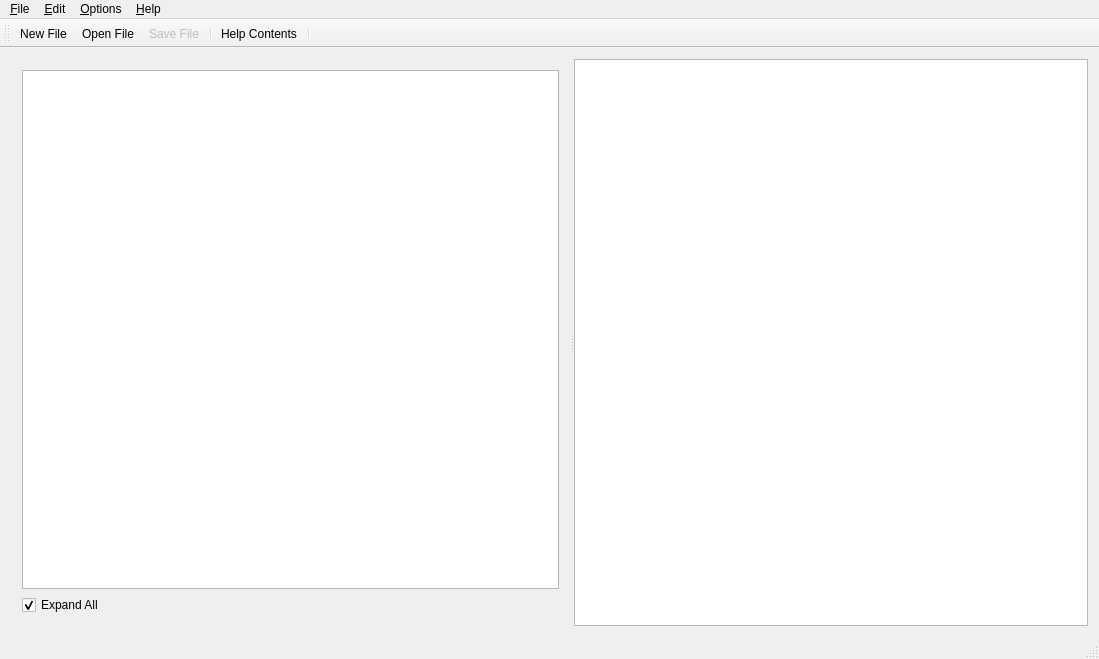
Before: the Qt Designer form mainwindow.ui in goblincoding/xmlmill, drawn with Qt 5.
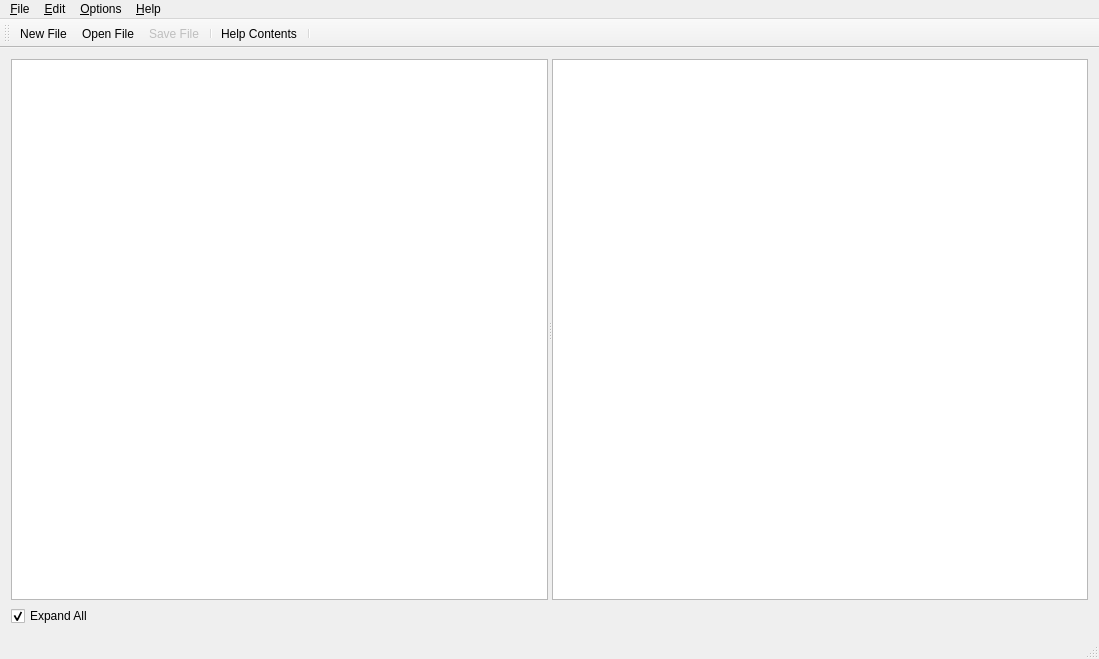
After: the same form once the commit is applied. Icons and pictures are not drawn. Custom widgets are drawn as their Qt base class.

What changed in the file:
```diff
--- a/mainwindow.ui
+++ b/mainwindow.ui
@@ -21,20 +21,35 @@
    <string notr="true"/>
   </property>
   <widget class="QWidget" name="centralWidget">
-   <layout class="QHBoxLayout" name="horizontalLayout_2">
-    <item>
-     <widget class="QSplitter" name="splitter">
-      <property name="orientation">
-       <enum>Qt::Horizontal</enum>
-      </property>
-      <widget class="QWidget" name="layoutWidget">
        <layout class="QVBoxLayout" name="verticalLayout">
         <item>
+     <widget class="QSplitter" name="splitter">
+      <property name="sizePolicy">
+       <sizepolicy hsizetype="Expanding" vsizetype="Expanding">
+        <horstretch>0</horstretch>
+        <verstretch>0</verstretch>
+       </sizepolicy>
+      </property>
+      <property name="orientation">
+       <enum>Qt::Horizontal</enum>
+      </property>
+      <property name="childrenCollapsible">
+       <bool>false</bool>
+      </property>
          <widget class="DomTreeView" name="treeView">
           <property name="frameShadow">
            <enum>QFrame::Sunken</enum>
           </property>
          </widget>
+      <widget class="DomEditWidget" name="tableWidget">
+       <property name="alternatingRowColors">
+        <bool>true</bool>
+       </property>
+       <attribute name="horizontalHeaderStretchLastSection">
+        <bool>true</bool>
+       </attribute>
+      </widget>
+     </widget>
         </item>
         <item>
          <layout class="QHBoxLayout" name="horizontalLayout">
@@ -62,18 +77,6 @@
            </spacer>
           </item>
          </layout>
-        </item>
-       </layout>
-      </widget>
-      <widget class="DomEditWidget" name="tableWidget">
-       <property name="alternatingRowColors">
-        <bool>true</bool>
-       </property>
-       <attribute name="horizontalHeaderStretchLastSection">
-        <bool>true</bool>
-       </attribute>
-      </widget>
-     </widget>
     </item>
    </layout>
   </widget>
```
Lines whose indentation alone changed are shown as unchanged.
